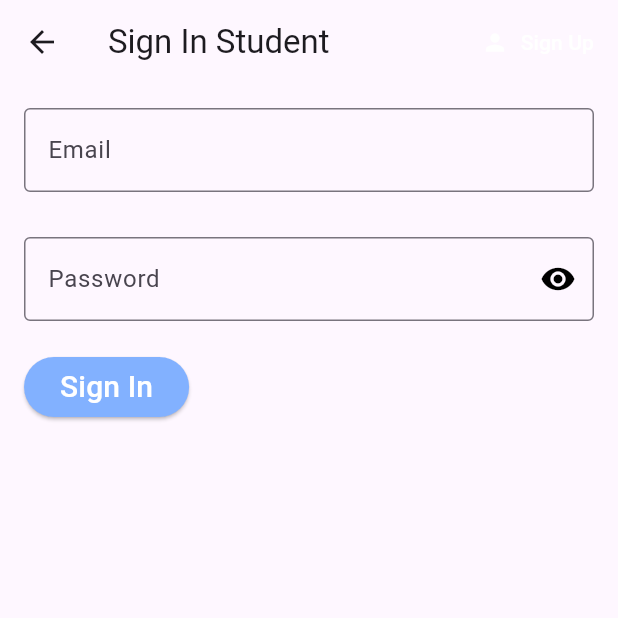
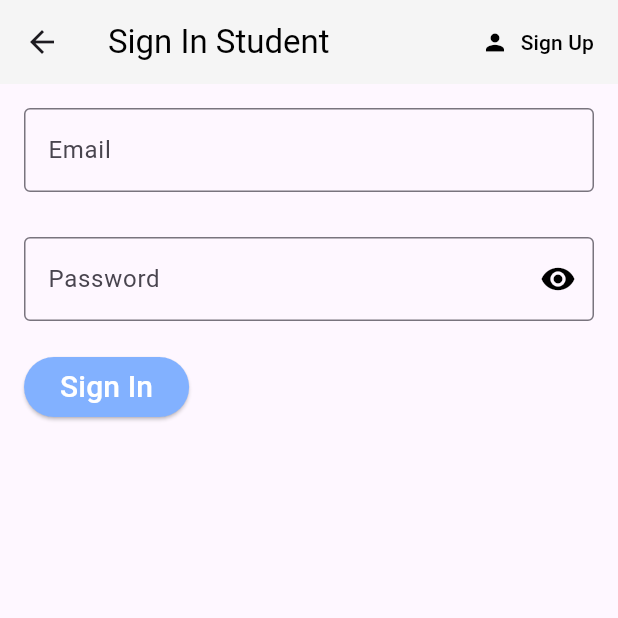
Before and after one commit to SirmcChad/Teacher-assign, a Flutter app: the SignInStudent screen opened directly with empty values, on a phone screen of 412 x 824 dp, the top half of it. Run offline on Flutter 3.47's test engine with Material 3 defaults, Android fonts, the light colour scheme and no system bars; our stand-ins replace cloud_firestore, firebase_auth, firebase_core, flutter_spinkit; accounts and stored records are empty; network calls fail.

Commit message:
Appbar Color changes in the authentication

```diff
--- a/lib/authentication/signInStudent.dart
+++ b/lib/authentication/signInStudent.dart
@@ -34,14 +34,15 @@ class _SignInStudentState extends State<SignInStudent> {
     return Scaffold(
       resizeToAvoidBottomInset: false,
       appBar: AppBar(
-        title: Text('Sign In Student'),
+        backgroundColor: Colors.grey.shade100,
+        title: Text('Sign In Student', style: TextStyle(color: Colors.black),),
         actions: [
           TextButton.icon(
             onPressed: () {
               widget.toggleView();
             },
-            icon: Icon(Icons.person,color: Colors.white,),
-            label: Text('Sign Up',style: TextStyle(color: Colors.white),),
+            icon: Icon(Icons.person,color: Colors.black,),
+            label: Text('Sign Up',style: TextStyle(color: Colors.black),),
           ),
         ],
       ),
@@ -76,6 +77,9 @@ class _SignInStudentState extends State<SignInStudent> {
                 },
                 style: ElevatedButton.styleFrom(
                   backgroundColor: Colors.blueAccent[100],
+                  shape: RoundedRectangleBorder(
+                    borderRadius: BorderRadius.circular(20), // Adjust the value as needed
+                  ),
                 ),
                 child: Text('Sign In',
                   style: TextStyle(
```
Also changed, not shown: lib/authentication/RegisterStudent.dart (+5 -5 lines), lib/authentication/RegisterTeacher.dart (+4 -4 lines), lib/authentication/SignInTeacher.dart (+4 -3 lines).
